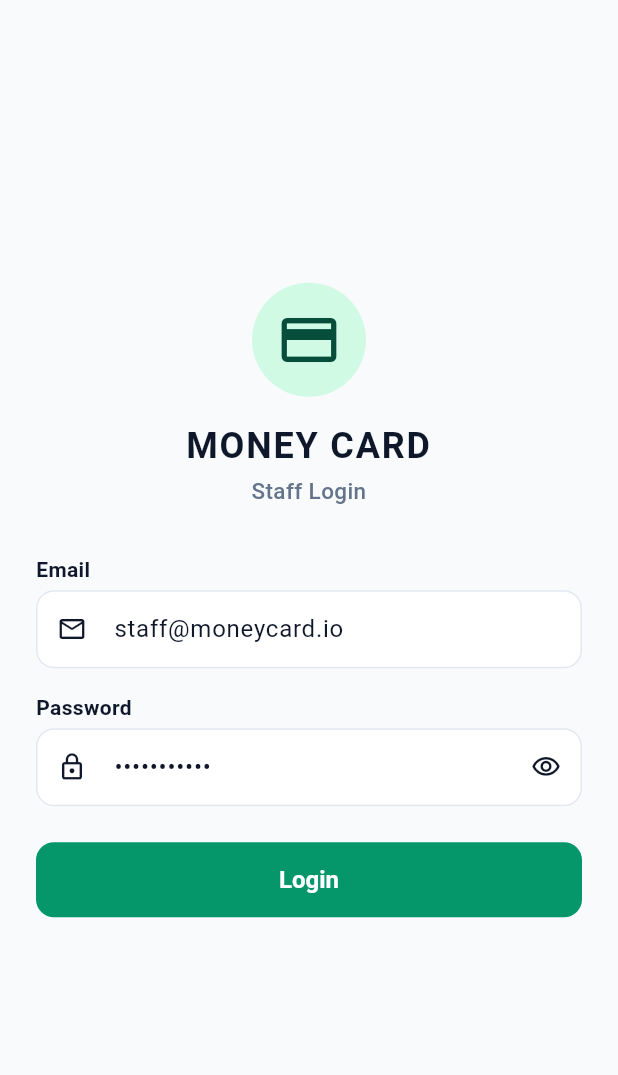
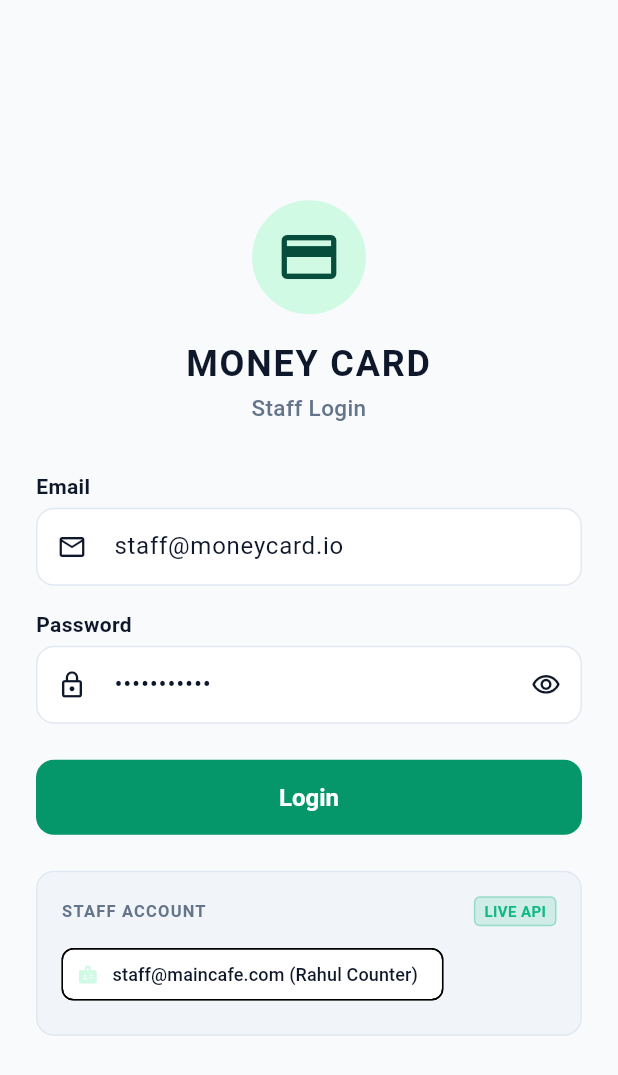
Before and after one commit to damiencloud/Money-Card-web-app, a Flutter app: the screen it shows after launch, on a phone screen of 412 x 824 dp. Shown: the top 1075 px of the screen. Run offline on Flutter 3.47's test engine with Material 3 defaults, Android fonts, the phone set to English and light mode, and no system bars; our stand-ins replace dio, flutter_riverpod, flutter_secure_storage, go_router, pdf, permission_handler and 2 more; missing offline and left inert: mobile_scanner; network calls fail; project files that could hold a hidden picture were left out.

Commit message:
fix(flutter): reactivate live staff user in db, update login screen with live API badge and real staff credentials quick-fill

```diff
--- a/Flutter Money card/lib/features/auth/login_screen.dart
+++ b/Flutter Money card/lib/features/auth/login_screen.dart
@@ -238,8 +238,7 @@ class _LoginScreenState extends ConsumerState<LoginScreen> {
                     ),
                     const SizedBox(height: AppSpacing.lg),
 
-                    // Test Accounts Quick-Fill (Mock Development Mode only)
-                    if (AppConfig.useMockApi) ...[
+                    // Live Staff Quick-Fill Helper
                     Container(
                       padding: const EdgeInsets.all(AppSpacing.md),
                       decoration: BoxDecoration(
@@ -253,8 +252,9 @@ class _LoginScreenState extends ConsumerState<LoginScreen> {
                           Row(
                             mainAxisAlignment: MainAxisAlignment.spaceBetween,
                             children: [
-                                const Text(
-                                  'TEST ACCOUNTS',
+                              const Expanded(
+                                child: Text(
+                                  'STAFF ACCOUNT',
                                   style: TextStyle(
                                     fontSize: 11,
                                     fontWeight: FontWeight.bold,
@@ -262,64 +262,39 @@ class _LoginScreenState extends ConsumerState<LoginScreen> {
                                     color: AppColors.textSecondaryLight,
                                   ),
                                 ),
+                              ),
                               Container(
                                 padding: const EdgeInsets.symmetric(horizontal: 6, vertical: 2),
                                 decoration: BoxDecoration(
-                                    color: AppColors.primaryLight,
+                                  color: AppColors.success.withOpacity(0.15),
                                   borderRadius: BorderRadius.circular(4),
+                                  border: Border.all(color: AppColors.success.withOpacity(0.3)),
                                 ),
                                 child: const Text(
-                                    'MOCK API',
+                                  'LIVE API',
                                   style: TextStyle(
                                     fontSize: 10,
                                     fontWeight: FontWeight.bold,
-                                      color: AppColors.primaryDark,
+                                    color: AppColors.success,
                                   ),
                                 ),
                               ),
                             ],
                           ),
                           const SizedBox(height: AppSpacing.sm),
-                            Wrap(
-                              spacing: AppSpacing.xs,
-                              runSpacing: AppSpacing.xs,
-                              children: [
                           ActionChip(
-                                  label: const Text('Staff A (Full)', style: TextStyle(fontSize: 12)),
-                                  avatar: const Icon(Icons.person, size: 14),
+                            label: const Text('staff@maincafe.com (Rahul Counter)', style: TextStyle(fontSize: 12)),
+                            avatar: const Icon(Icons.badge, size: 14, color: AppColors.primaryLight),
                             onPressed: () {
                               setState(() {
-                                      _emailController.text = 'staffa@demo.local';
-                                      _passwordController.text = 'password123';
-                                    });
-                                  },
-                                ),
-                                ActionChip(
-                                  label: const Text('Staff B (Restricted)', style: TextStyle(fontSize: 12)),
-                                  avatar: const Icon(Icons.lock_person, size: 14),
-                                  onPressed: () {
-                                    setState(() {
-                                      _emailController.text = 'staffb@demo.local';
-                                      _passwordController.text = 'password123';
-                                    });
-                                  },
-                                ),
-                                ActionChip(
-                                  label: const Text('Staff C (Other Org)', style: TextStyle(fontSize: 12)),
-                                  avatar: const Icon(Icons.business, size: 14),
-                                  onPressed: () {
-                                    setState(() {
-                                      _emailController.text = 'staffc@other.local';
-                                      _passwordController.text = 'password123';
+                                _emailController.text = 'staff@maincafe.com';
+                                _passwordController.text = 'Staff@123';
                               });
                             },
                           ),
                         ],
                       ),
-                          ],
                     ),
-                      ),
-                    ],
                   ],
                 ),
               ),
```
Lines whose indentation alone changed are shown as unchanged.
